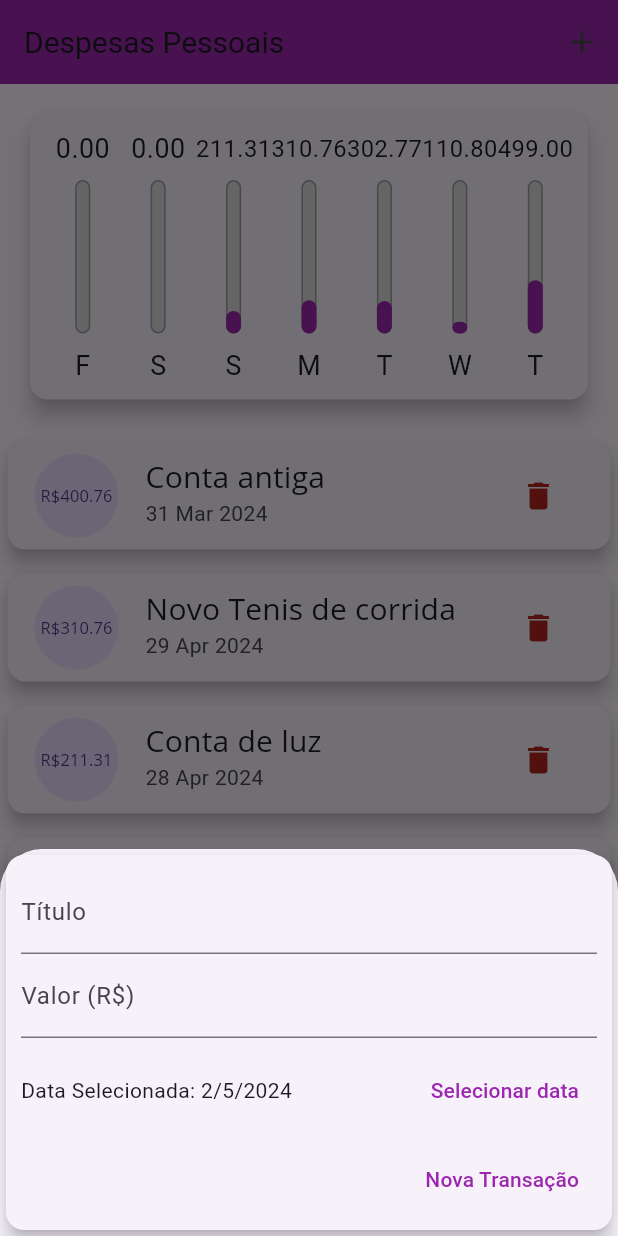
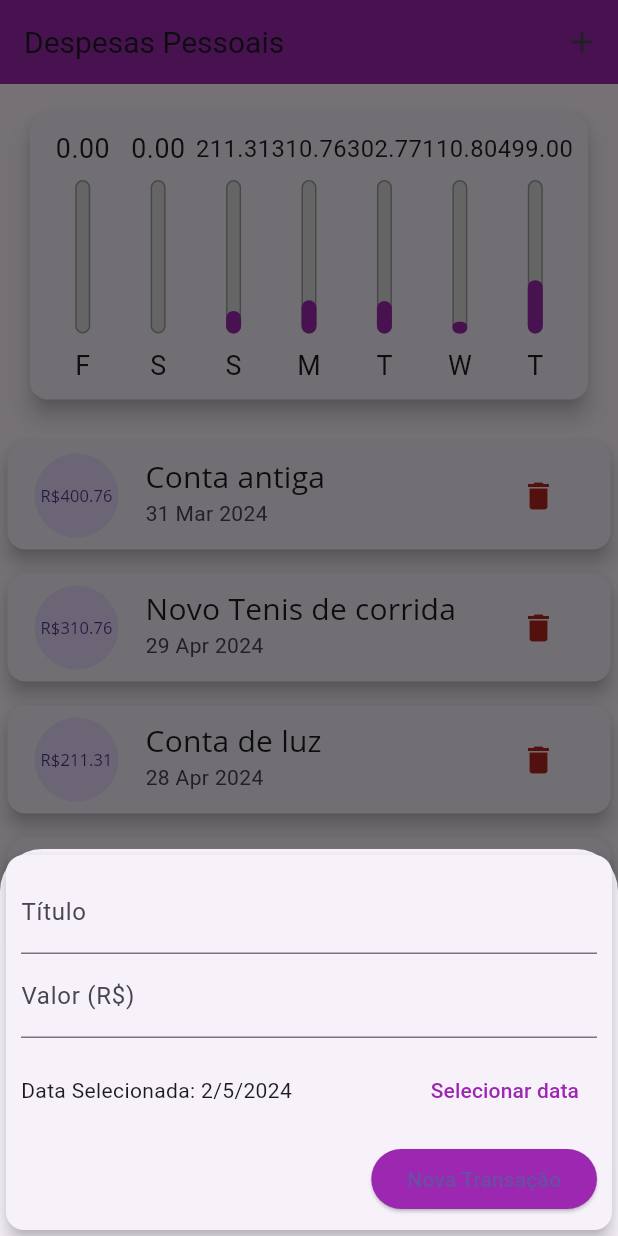
Before and after one commit to Junior580/personalExpensesApp, a Flutter app: the screen it shows after launch, after a tap on the "add" icon, on a phone screen of 412 x 824 dp. Run offline on Flutter 3.47's test engine with Material 3 defaults, Android fonts, the phone set to English and light mode, and no system bars.

Commit message:
feat: Adptative button

```diff
--- /dev/null
+++ b/lib/components/adaptative_button.dart
@@ -0,0 +1,30 @@
+import 'dart:io';
+import 'package:flutter/cupertino.dart';
+import 'package:flutter/material.dart';
+
+class AdaptativeButton extends StatelessWidget {
+  final String label;
+  final void Function() onPressed;
+  const AdaptativeButton({
+    super.key,
+    required this.label,
+    required this.onPressed,
+  });
+
+  @override
+  Widget build(BuildContext context) {
+    return Platform.isIOS
+        ? CupertinoButton(
+            padding: const EdgeInsets.symmetric(
+              horizontal: 20,
+            ),
+            color: Theme.of(context).primaryColor,
+            onPressed: onPressed,
+            child: Text(label))
+        : ElevatedButton(
+            style: ElevatedButton.styleFrom(
+                backgroundColor: Theme.of(context).primaryColor),
+            onPressed: onPressed,
+            child: Text(label));
+  }
+}
--- /dev/null
+++ b/lib/components/app_bar_top.dart
@@ -0,0 +1,39 @@
+import 'dart:io';
+import 'package:flutter/cupertino.dart';
+import 'package:flutter/material.dart';
+
+class AppBarTop extends StatelessWidget
+    implements PreferredSizeWidget, ObstructingPreferredSizeWidget {
+  final List<Widget> actions;
+  const AppBarTop({super.key, required this.actions});
+
+  @override
+  Widget build(BuildContext context) {
+    return Platform.isIOS
+        ? CupertinoNavigationBar(
+            middle: Text(
+              'Despesas Pessoais',
+              style: TextStyle(
+                fontSize: 20 * MediaQuery.textScalerOf(context).scale(1),
+              ),
+            ),
+            trailing: Row(mainAxisSize: MainAxisSize.min, children: actions),
+          )
+        : AppBar(
+            backgroundColor: Theme.of(context).primaryColor,
+            title: Text(
+              'Despesas Pessoais',
+              style: TextStyle(
+                fontSize: 20 * MediaQuery.textScalerOf(context).scale(1),
+              ),
+            ),
+            actions: actions,
+          );
+  }
+
+  @override
+  Size get preferredSize => Size.fromHeight(AppBar().preferredSize.height);
+
+  @override
+  bool shouldFullyObstruct(BuildContext context) => false;
+}
--- a/lib/components/transaction_form.dart
+++ b/lib/components/transaction_form.dart
@@ -1,5 +1,6 @@
 import 'package:flutter/material.dart';
 import 'package:intl/intl.dart';
+import 'adaptative_button.dart';
 
 class TransactionForm extends StatefulWidget {
   final void Function(String, double, DateTime) onSubmit;
@@ -90,12 +91,9 @@ class _TransactionFormState extends State<TransactionForm> {
               Row(
                 mainAxisAlignment: MainAxisAlignment.end,
                 children: [
-                  TextButton(
+                  AdaptativeButton(
                     onPressed: _submitForm,
-                    child: const Text(
-                      'Nova Transação',
-                      style: TextStyle(color: Colors.purple),
-                    ),
+                    label: 'Nova Transação',
                   ),
                 ],
               )
--- a/lib/main.dart
+++ b/lib/main.dart
@@ -1,12 +1,14 @@
 import 'dart:math';
 import 'dart:io';
 
+import 'package:flutter/cupertino.dart';
 import 'package:flutter/material.dart';
 import 'components/chart.dart';
 import 'components/transaction_form.dart';
 
 import '/models/transaction.dart';
 import 'components/transaction_list.dart';
+import 'components/app_bar_top.dart';
 
 void main() => runApp(const ExpensesApp());
 
@@ -122,41 +124,49 @@ class _HomePageState extends State<HomePage> {
         });
   }
 
+  Widget _getIconButton(IconData icon, void Function() fn) {
+    return Platform.isIOS
+        ? GestureDetector(
+            onTap: fn,
+            child: Icon(icon),
+          )
+        : IconButton(icon: Icon(icon), onPressed: fn);
+  }
+
   @override
   Widget build(BuildContext context) {
+    final isIOS = Platform.isIOS;
     final midiaQuery = MediaQuery.of(context);
+
     bool isLandscape = midiaQuery.orientation == Orientation.landscape;
 
-    final appBar = AppBar(
-      backgroundColor: Theme.of(context).primaryColor,
-      title: Text(
-        'Despesas Pessoais',
-        style: TextStyle(
-          fontSize: 20 * MediaQuery.textScalerOf(context).scale(1),
-        ),
-      ),
-      actions: [
+    final iconList = isIOS ? CupertinoIcons.refresh : Icons.list;
+    final iconChart = isIOS ? CupertinoIcons.refresh : Icons.show_chart;
+
+    final actions = [
       if (isLandscape)
-          IconButton(
-              onPressed: () {
+        _getIconButton(
+          _showChart ? iconList : iconChart,
+          () {
             setState(() {
               _showChart = !_showChart;
             });
           },
-              icon: Icon(_showChart ? Icons.list : Icons.show_chart)),
-        IconButton(
-            onPressed: () => _openTransactionFormModal(context),
-            icon: const Icon(Icons.add)),
-      ],
-    );
+        ),
+      _getIconButton(
+        isIOS ? CupertinoIcons.add : Icons.add,
+        () => _openTransactionFormModal(context),
+      ),
+    ];
+
+    final appBar = AppBarTop(actions: actions);
 
     final availableHeight = midiaQuery.size.height -
         appBar.preferredSize.height -
         midiaQuery.padding.top;
 
-    return Scaffold(
-      appBar: appBar,
-      body: SingleChildScrollView(
+    final bodyPage = SafeArea(
+      child: SingleChildScrollView(
         child: Column(
           crossAxisAlignment: CrossAxisAlignment.stretch,
           children: <Widget>[
@@ -188,13 +198,21 @@ class _HomePageState extends State<HomePage> {
           ],
         ),
       ),
-      floatingActionButton: Platform.isIOS
+    );
+
+    return isIOS
+        ? CupertinoPageScaffold(navigationBar: appBar, child: bodyPage)
+        : Scaffold(
+            appBar: appBar,
+            body: bodyPage,
+            floatingActionButton: isIOS
                 ? Container()
                 : FloatingActionButton(
                     child: const Icon(Icons.add),
                     onPressed: () => _openTransactionFormModal(context),
                   ),
-      floatingActionButtonLocation: FloatingActionButtonLocation.centerFloat,
+            floatingActionButtonLocation:
+                FloatingActionButtonLocation.centerFloat,
           );
   }
 }
```
Lines whose indentation alone changed are shown as unchanged.
